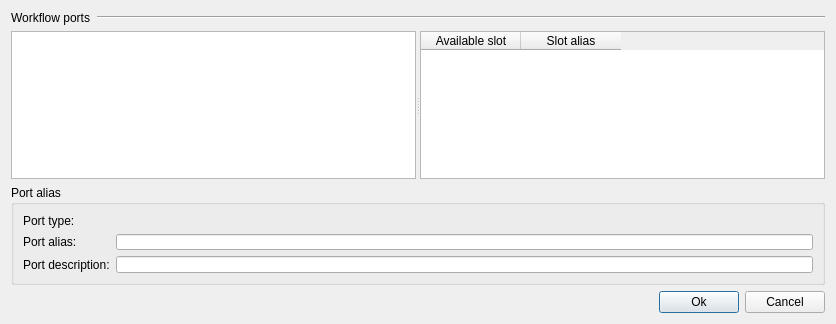
This is src/plugins/workflow_designer/src/ui/PortAliasesConfigurationDialog.ui in violethaze74/ugene as Qt 5 draws it before an edit. The edited form follows.
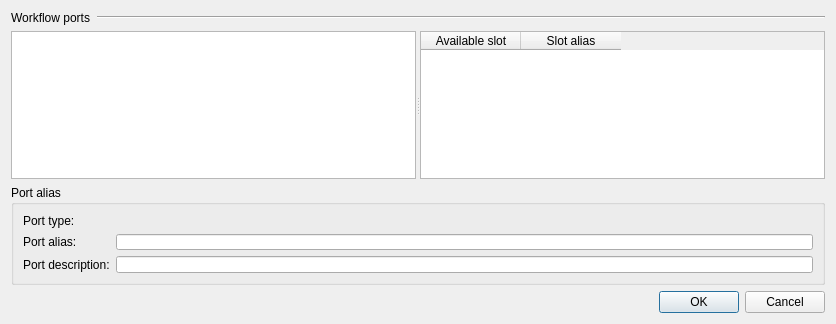
This is the edited form.

Commit message: Help system for all dialogs, UI improvements for all dialogs.

```diff
--- a/src/plugins/workflow_designer/src/ui/PortAliasesConfigurationDialog.ui
+++ b/src/plugins/workflow_designer/src/ui/PortAliasesConfigurationDialog.ui
@@ -127,35 +127,11 @@
     </widget>
    </item>
    <item>
-    <layout class="QHBoxLayout" name="horizontalLayout_2">
-     <item>
-      <spacer name="horizontalSpacer">
-       <property name="orientation">
-        <enum>Qt::Horizontal</enum>
-       </property>
-       <property name="sizeHint" stdset="0">
-        <size>
-         <width>40</width>
-         <height>20</height>
-        </size>
-       </property>
-      </spacer>
-     </item>
-     <item>
-      <widget class="QPushButton" name="okPushButton">
-       <property name="text">
-        <string>Ok</string>
-       </property>
-      </widget>
-     </item>
-     <item>
-      <widget class="QPushButton" name="cancelPushButton">
-       <property name="text">
-        <string>Cancel</string>
-       </property>
-      </widget>
-     </item>
-    </layout>
+    <widget class="QDialogButtonBox" name="buttonBox">
+     <property name="standardButtons">
+      <set>QDialogButtonBox::Cancel|QDialogButtonBox::Ok</set>
+     </property>
+    </widget>
    </item>
   </layout>
  </widget>
```
The commit also changes 309 other files.
